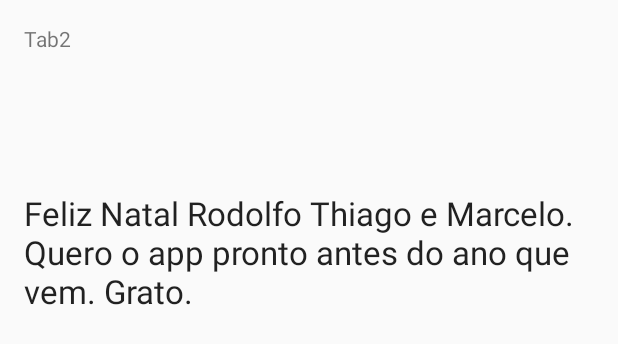
After one commit to marcelodeolive1ra/pergunte, an Android app: the layout tab2.xml on its own in the app's theme, with its tools: preview values and no code run, on a phone screen of 412 x 824 dp. The commit adds this screen. Shown: the top 344 px of the screen. Run offline under Robolectric (Android 15) with nearby library versions, the phone set to English and light mode, and no system bars.

Commit message:
Migração do código do Danilo para o projeto - Implementa tab views

```diff
--- a/app/src/main/AndroidManifest.xml
+++ b/app/src/main/AndroidManifest.xml
@@ -8,7 +8,10 @@
         android:label="@string/app_name"
         android:supportsRtl="true"
         android:theme="@style/AppTheme" >
-        <activity android:name=".TestActivity" >
+        <activity
+            android:name=".MainActivity"
+            android:label="@string/app_name"
+            android:theme="@style/AppTheme.NoActionBar">
             <intent-filter>
                 <action android:name="android.intent.action.MAIN" />
 
--- /dev/null
+++ b/app/src/main/res/layout/tab2.xml
@@ -0,0 +1,27 @@
+<RelativeLayout xmlns:android="http://schemas.android.com/apk/res/android"
+    xmlns:tools="http://schemas.android.com/tools"
+    android:layout_width="match_parent"
+    android:layout_height="match_parent"
+    android:paddingBottom="@dimen/activity_vertical_margin"
+    android:paddingLeft="@dimen/activity_horizontal_margin"
+    android:paddingRight="@dimen/activity_horizontal_margin"
+    android:paddingTop="@dimen/activity_vertical_margin"
+    tools:context="mds.ufscar.pergunte.MainActivity$PlaceholderFragment">
+
+    <TextView
+        android:text="Tab2"
+        android:id="@+id/section_label"
+        android:layout_width="wrap_content"
+        android:layout_height="wrap_content" />
+
+    <TextView
+        android:text="Feliz Natal Rodolfo Thiago e Marcelo. Quero o app pronto antes do ano que vem. Grato."
+        android:layout_width="match_parent"
+        android:layout_height="wrap_content"
+        android:id="@+id/textView"
+        android:textAppearance="@style/TextAppearance.AppCompat.Large"
+        android:layout_below="@+id/section_label"
+        android:layout_alignParentStart="true"
+        android:layout_marginTop="92dp" />
+
+</RelativeLayout>
--- a/app/src/main/res/values/strings.xml
+++ b/app/src/main/res/values/strings.xml
@@ -1,3 +1,5 @@
 <resources>
-    <string name="app_name">Pergunte</string>
+    <string name="app_name">TabsDeVerdade</string>
+    <string name="action_settings">Settings</string>
+    <string name="section_format">Hello World from section: %1$d</string>
 </resources>
--- a/app/src/main/res/values/styles.xml
+++ b/app/src/main/res/values/styles.xml
@@ -8,4 +8,13 @@
         <item name="colorAccent">@color/colorAccent</item>
     </style>
 
+    <style name="AppTheme.NoActionBar">
+        <item name="windowActionBar">false</item>
+        <item name="windowNoTitle">true</item>
+    </style>
+
+    <style name="AppTheme.AppBarOverlay" parent="ThemeOverlay.AppCompat.Dark.ActionBar" />
+
+    <style name="AppTheme.PopupOverlay" parent="ThemeOverlay.AppCompat.Light" />
+
 </resources>
--- a/build.gradle
+++ b/build.gradle
@@ -5,7 +5,7 @@ buildscript {
         jcenter()
     }
     dependencies {
-        classpath 'com.android.tools.build:gradle:2.2.2'
+        classpath 'com.android.tools.build:gradle:2.2.3'
 
         // NOTE: Do not place your application dependencies here; they belong
         // in the individual module build.gradle files
```
Also changed, not shown: app/build.gradle (+45 -6 lines), app/src/main/java/mds/ufscar/pergunte/MainActivity.java (added, +133 -0 lines), app/src/main/java/mds/ufscar/pergunte/Tab1.java (added, +23 -0 lines), app/src/main/java/mds/ufscar/pergunte/Tab2.java (added, +21 -0 lines), app/src/main/java/mds/ufscar/pergunte/Tab3.java (added, +21 -0 lines), app/src/main/java/mds/ufscar/pergunte/TestActivity.java (+13 -13 lines), app/src/main/res/layout/activity_main.xml (added, +76 -0 lines), app/src/main/res/layout/tab1.xml (added, +17 -0 lines), app/src/main/res/layout/tab3.xml (added, +17 -0 lines), app/src/main/res/menu/menu_main.xml (added, +10 -0 lines).
